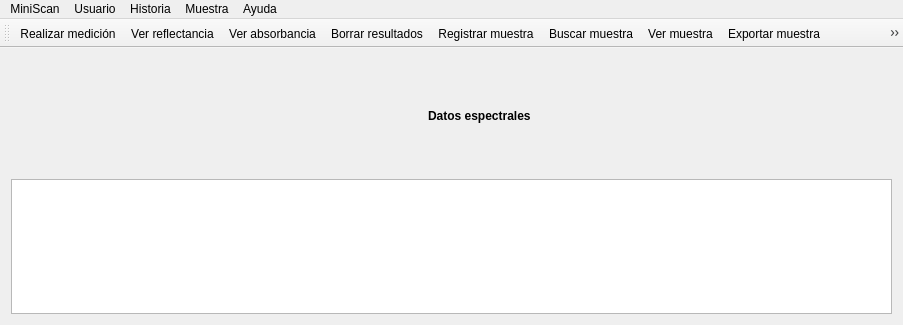
Qt form mainwindow.ui (Gabnz/Spectrasoft) before a commit.
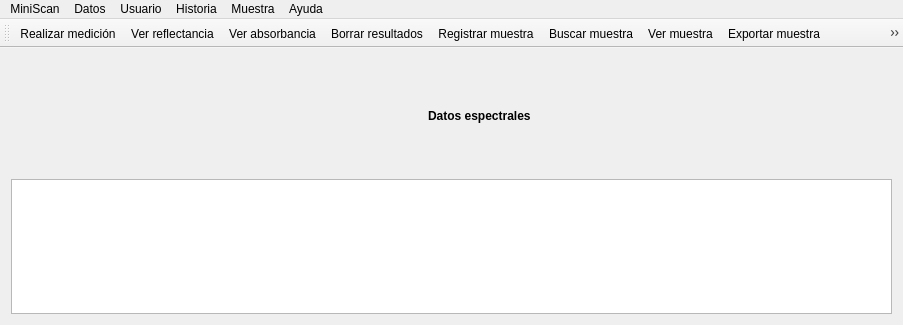
The same form after that commit. Icons and pictures are not drawn.

Commit message: agregando opciones de datos a su propio menu

```diff
--- a/mainwindow.ui
+++ b/mainwindow.ui
@@ -278,7 +278,18 @@
     <addaction name="separator"/>
     <addaction name="actionCerrar_muestra"/>
    </widget>
+   <widget class="QMenu" name="menuDatos">
+    <property name="title">
+     <string>Datos</string>
+    </property>
+    <addaction name="actionVer_reflectancia"/>
+    <addaction name="actionVer_absorbancia"/>
+    <addaction name="actionDatos_adicionales"/>
+    <addaction name="separator"/>
+    <addaction name="actionBorrar_resultados"/>
+   </widget>
    <addaction name="menuMiniScanXEPlus"/>
+   <addaction name="menuDatos"/>
    <addaction name="menuUsuario"/>
    <addaction name="menuHistoria"/>
    <addaction name="menuMuestra"/>
```
Left out of the diff: 5 changed lines with no effect on the pictures.
